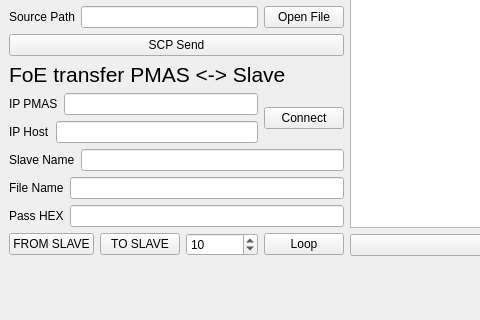
First picture: the form in mainwindow.ui, repository DmitriiGorelov/foe_gui, before the edit; both pictures show x 0 to 480 and y 165 to 485 of the 1029 by 567 pixel window.
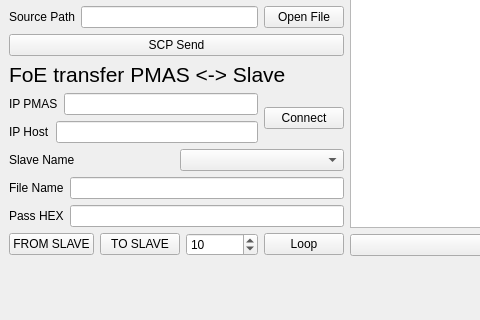
Second picture: the form after the edit.

Patch:
```diff
--- a/mainwindow.ui
+++ b/mainwindow.ui
@@ -202,7 +202,7 @@
              </widget>
             </item>
             <item>
-             <widget class="QLineEdit" name="eAxisName"/>
+             <widget class="QComboBox" name="eName"/>
             </item>
            </layout>
           </item>
```
Left out of the diff: 6 changed lines with no effect on the pictures.
